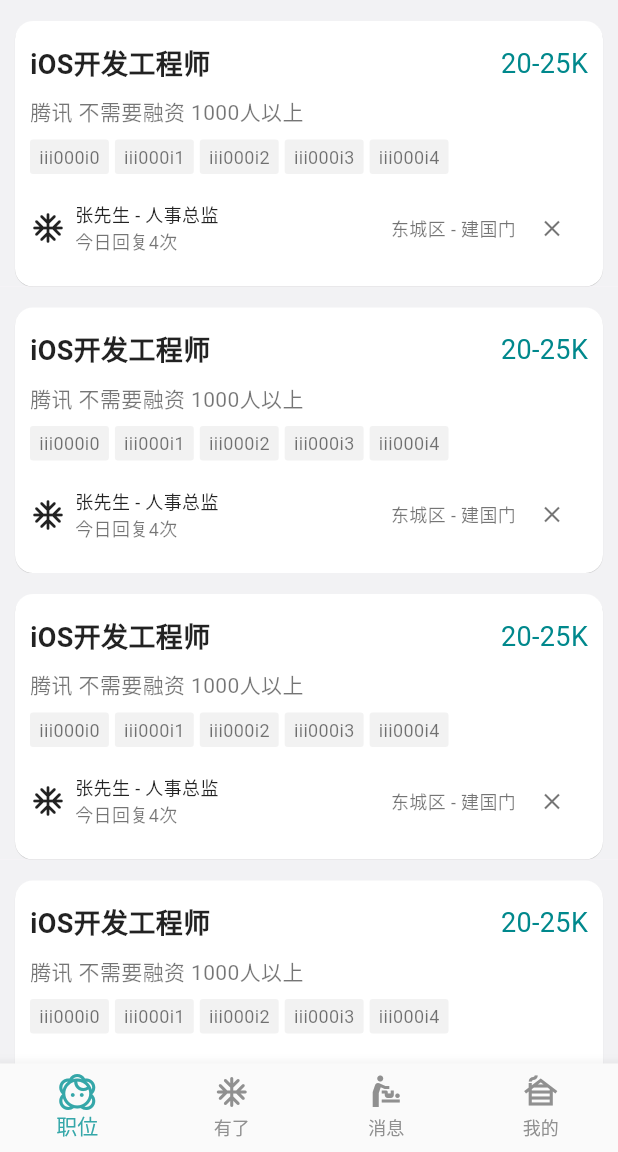
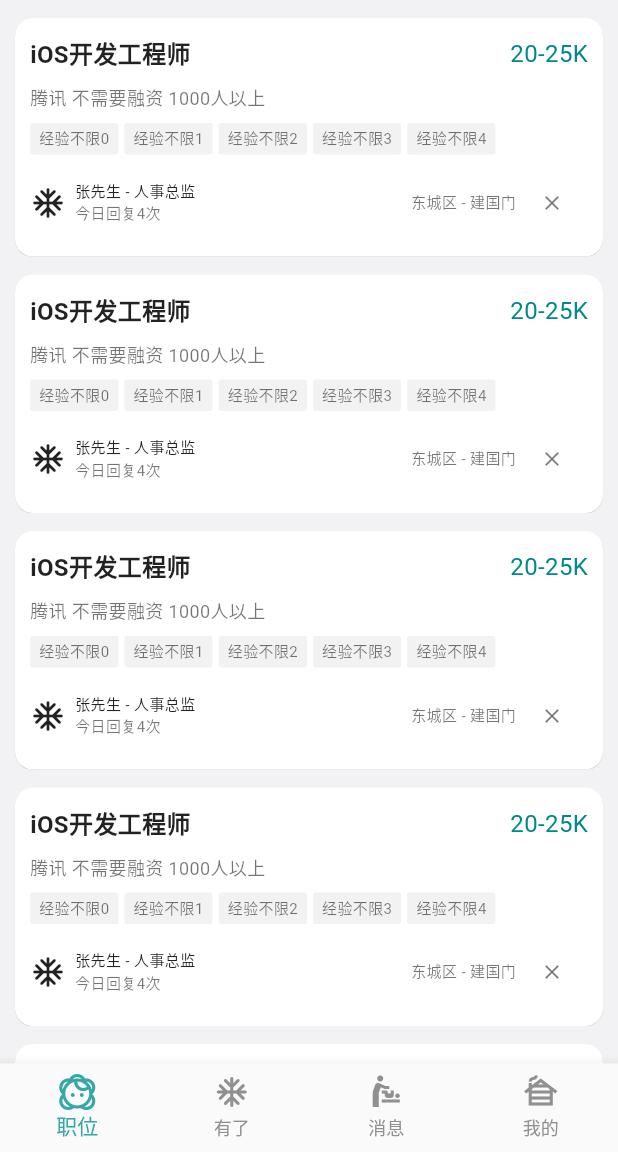
Before and after one commit to BHLinuxKernelSIG/BossZP_Flutter, a Flutter app: the screen it shows after launch, on a phone screen of 412 x 824 dp, the part 84-1236 px from its top. Run offline on Flutter 3.47's test engine with Material 2 defaults, Android fonts, the phone set to English and light mode, and no system bars.

Commit message:
Update position_item_widget.dart

```diff
--- a/lib/ui/position_item_widget.dart
+++ b/lib/ui/position_item_widget.dart
@@ -13,11 +13,11 @@ class PostionItemWidget extends StatelessWidget {
     return Container(
       color: Color(0xFFF2F2F4),
       child: Card(
-        margin: EdgeInsets.only(left: 10, right: 10, top: 14, bottom: 0),
+        margin: EdgeInsets.only(left: 10, right: 10, top: 12, bottom: 0),
         elevation: 0.2,
         color: Colors.white,
         child: Padding(
-          padding: EdgeInsets.fromLTRB(10, 15, 10, 15),
+          padding: EdgeInsets.fromLTRB(10, 12, 10, 12),
           child: Column(
             crossAxisAlignment: CrossAxisAlignment.start,
             children: [
@@ -28,7 +28,7 @@ class PostionItemWidget extends StatelessWidget {
                       "iOS开发工程师",
                       overflow: TextOverflow.ellipsis,
                       style: TextStyle(
-                          fontSize: 18,
+                          fontSize: 16,
                           fontWeight: FontWeight.bold,
                           color: Colors.black87),
                     ),
@@ -38,7 +38,7 @@ class PostionItemWidget extends StatelessWidget {
                     "20-25K",
                     textAlign: TextAlign.end,
                     style: TextStyle(
-                        fontSize: 18,
+                        fontSize: 16,
                         fontWeight: FontWeight.normal,
                         color: Color(0xFF00888C)),
                   )
@@ -47,7 +47,7 @@ class PostionItemWidget extends StatelessWidget {
               SizedBox(height: 8),
               Text(
                 "腾讯 不需要融资 1000人以上",
-                style: TextStyle(fontSize: 14, color: colorDark),
+                style: TextStyle(fontSize: 12, color: colorDark),
               ),
               SizedBox(height: 8),
               Wrap(
@@ -63,13 +63,13 @@ class PostionItemWidget extends StatelessWidget {
                       margin: EdgeInsets.fromLTRB(0, 0, 4, 0),
                       padding: EdgeInsets.fromLTRB(6, 3, 6, 3),
                       child: Text(
-                        "iii000i$i",
-                        style: TextStyle(color: colorDark, fontSize: 12),
+                        "经验不限$i",
+                        style: TextStyle(color: colorDark, fontSize: 10),
                       ),
                     )
                 ],
               ),
-              SizedBox(height: 12),
+              SizedBox(height: 8),
               Row(
                 children: [
                   Icon(Icons.ac_unit_rounded),
@@ -79,25 +79,25 @@ class PostionItemWidget extends StatelessWidget {
                     children: [
                       Text(
                         "张先生 - 人事总监",
-                        style: TextStyle(fontSize: 12, color: Colors.black87),
+                        style: TextStyle(fontSize: 10, color: Colors.black87),
                       ),
                       if (Random().nextBool())
                         Text(
                           "今日回复4次",
-                          style: TextStyle(fontSize: 12, color: colorDark),
+                          style: TextStyle(fontSize: 10, color: colorDark),
                         )
                     ],
                   ),
                   Spacer(),
                   Text(
                     "东城区 - 建国门",
-                    style: TextStyle(fontSize: 12, color: colorDark),
+                    style: TextStyle(fontSize: 10, color: colorDark),
                   ),
                   IconButton(
                     splashColor: Colors.transparent,
                     highlightColor: Colors.transparent,
                     padding: EdgeInsets.zero,
-                    iconSize: 18,
+                    iconSize: 16,
                     color: colorDark,
                     onPressed: () {},
                     icon: Icon(Icons.close),
```
